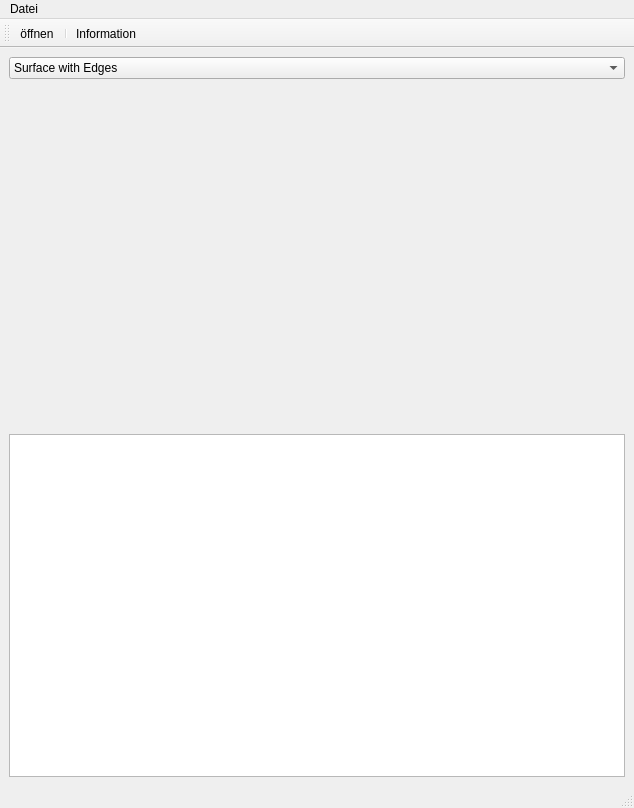
This is mainwindow.ui in suedengland/vtu_viewer as Qt 5 draws it before an edit. The edited form follows.
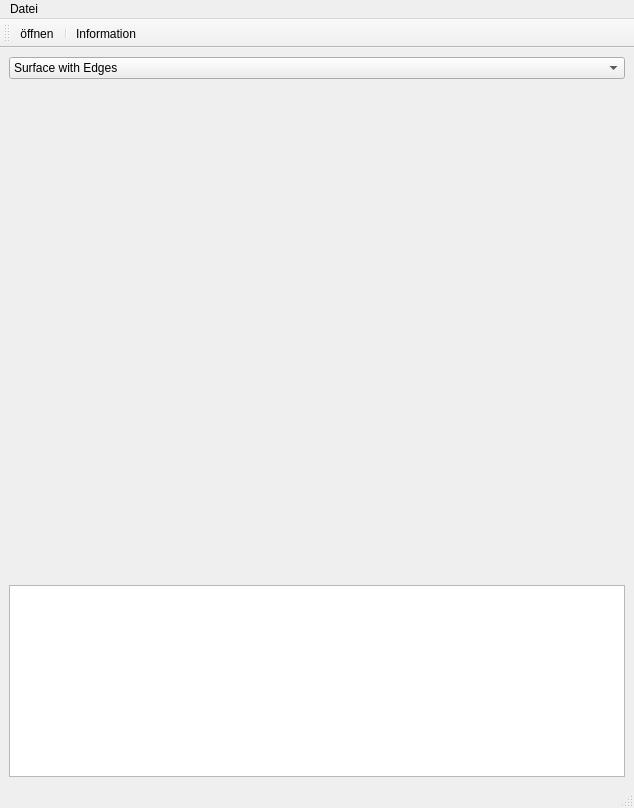
This is the edited form. Custom widgets are drawn as their Qt base class.

Commit message: fix resize behaviour

```diff
--- a/mainwindow.ui
+++ b/mainwindow.ui
@@ -43,12 +43,19 @@
      </widget>
     </item>
     <item>
-     <widget class="QVTKOpenGLNativeWidget" name="qvtkwidget" native="true"/>
+     <widget class="QVTKOpenGLNativeWidget" name="qvtkwidget" native="true">
+      <property name="sizePolicy">
+       <sizepolicy hsizetype="Preferred" vsizetype="Expanding">
+        <horstretch>0</horstretch>
+        <verstretch>0</verstretch>
+       </sizepolicy>
+      </property>
+     </widget>
     </item>
-    <item>
+    <item alignment="Qt::AlignBottom">
      <widget class="QPlainTextEdit" name="plainTextEdit">
       <property name="sizePolicy">
-       <sizepolicy hsizetype="Expanding" vsizetype="Preferred">
+       <sizepolicy hsizetype="Expanding" vsizetype="Expanding">
         <horstretch>0</horstretch>
         <verstretch>0</verstretch>
        </sizepolicy>
```
